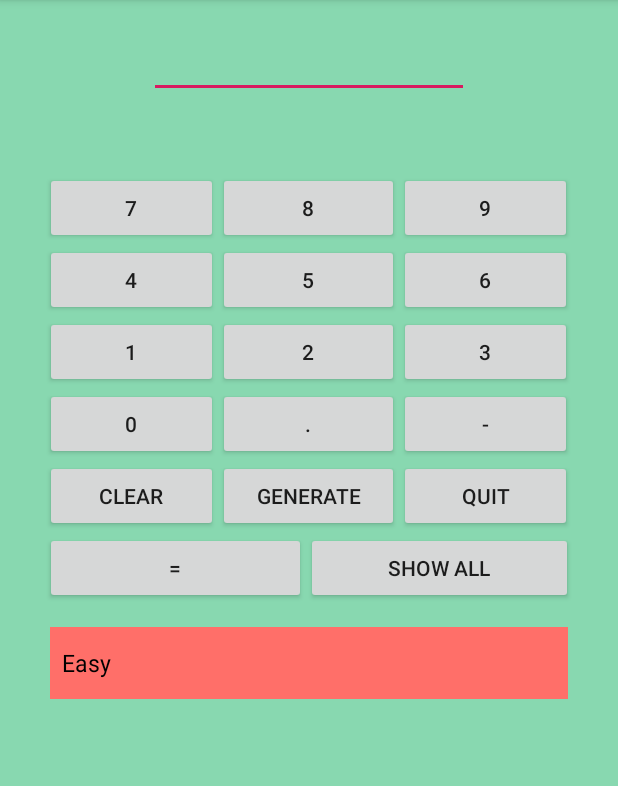
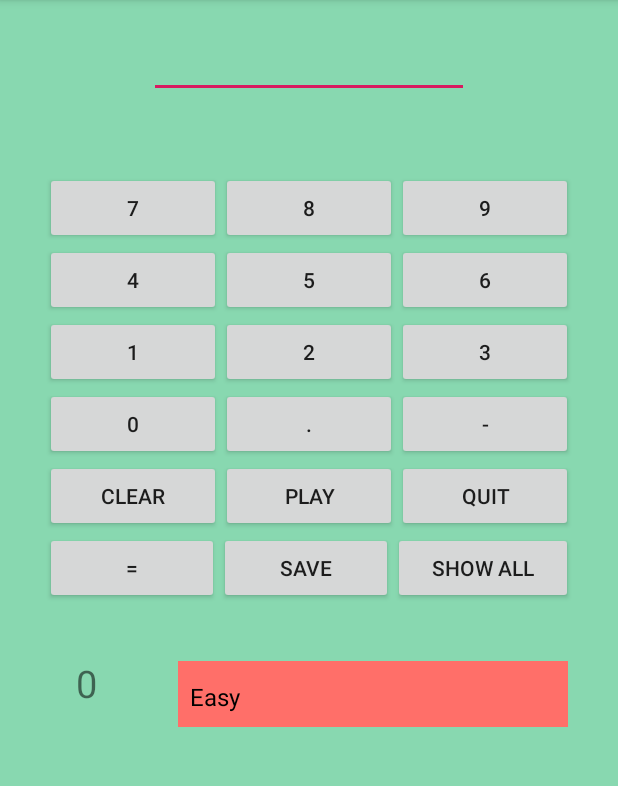
Before and after one commit to SahilGogna/Android-Calculator, an Android app: the screen it shows after launch (MainActivity), on a phone screen of 412 x 824 dp, the part 84-870 px from its top. Run offline under Robolectric (Android 15) with nearby library versions, the phone set to English and light mode, and no system bars.

```diff
--- a/app/src/main/java/com/example/sahilgogna/calculator/Result.java
+++ b/app/src/main/java/com/example/sahilgogna/calculator/Result.java
@@ -39,7 +39,7 @@ public class Result extends AppCompatActivity implements OnClickListener{
 
     private void load(){
         if(list.isEmpty()) {
-            dispText.setText("You have not solved any question till now");
+            dispText.setText("You have not saved any result till now");
         }
        else{
             CalculateResult result = new CalculateResult();
--- a/app/src/main/res/layout/activity_main.xml
+++ b/app/src/main/res/layout/activity_main.xml
@@ -156,6 +156,13 @@
             android:text="@string/equal" />
 
         <Button
+            android:id="@+id/save"
+            android:layout_width="wrap_content"
+            android:layout_height="wrap_content"
+            android:layout_weight="1"
+            android:text="@string/save" />
+
+        <Button
             android:id="@+id/showAll"
             android:layout_width="wrap_content"
             android:layout_height="wrap_content"
@@ -165,17 +172,39 @@
 
     </LinearLayout>
 
-    <Spinner
-        android:id="@+id/spinner"
+    <LinearLayout
+        android:id="@+id/lastLayer"
         android:layout_width="match_parent"
         android:layout_height="wrap_content"
-        app:layout_constraintTop_toBottomOf="@id/bottomLayer"
-        android:layout_marginTop="15dp"
-        app:layout_constraintStart_toStartOf="@id/bottomLayer"
-        app:layout_constraintEnd_toEndOf="@id/bottomLayer"
-        android:layout_marginLeft="33dp"
-        android:layout_marginRight="33dp"
-        android:background="#ff6f69"/>
+        android:orientation="horizontal"
+        app:layout_constraintLeft_toLeftOf="parent"
+        app:layout_constraintRight_toRightOf="parent"
+        app:layout_constraintTop_toBottomOf="@+id/bottomLayer"
+        android:layout_marginTop="5sp">
+
+        <TextView
+            android:id="@+id/timerView"
+            android:layout_height="match_parent"
+            android:layout_width="50sp"
+            android:layout_marginLeft="35sp"
+            android:layout_marginTop="10sp"
+            android:text="0"
+            android:textSize="25sp"
+            android:paddingTop="20sp"
+            android:paddingLeft="15sp"
+            />
+
+        <Spinner
+            android:id="@+id/spinner"
+            android:layout_width="match_parent"
+            android:layout_height="wrap_content"
+            android:layout_marginLeft="33dp"
+            android:layout_marginTop="15dp"
+            android:layout_marginRight="33dp"
+            android:background="#ff6f69"
+            android:paddingBottom="13sp"/>
+
+    </LinearLayout>
 
 
 </android.support.constraint.ConstraintLayout>
--- a/app/src/main/res/values/strings.xml
+++ b/app/src/main/res/values/strings.xml
@@ -13,9 +13,10 @@
     <string name="dot">.</string>
     <string name="dash">-</string>
     <string name="clear">Clear</string>
-    <string name="generate">Generate</string>
+    <string name="generate">Play</string>
     <string name="quit">Quit</string>
     <string name="show_all">Show All</string>
     <string name="equal">=</string>
     <string name="go_back">Go Back</string>
+    <string name="save">save</string>
 </resources>
```
Also changed, not shown: app/src/main/java/Model/FinalResult.java (+9 -0 lines), app/src/main/java/com/example/sahilgogna/calculator/CalculateResult.java (+11 -4 lines), app/src/main/java/com/example/sahilgogna/calculator/MainActivity.java (+112 -32 lines).
